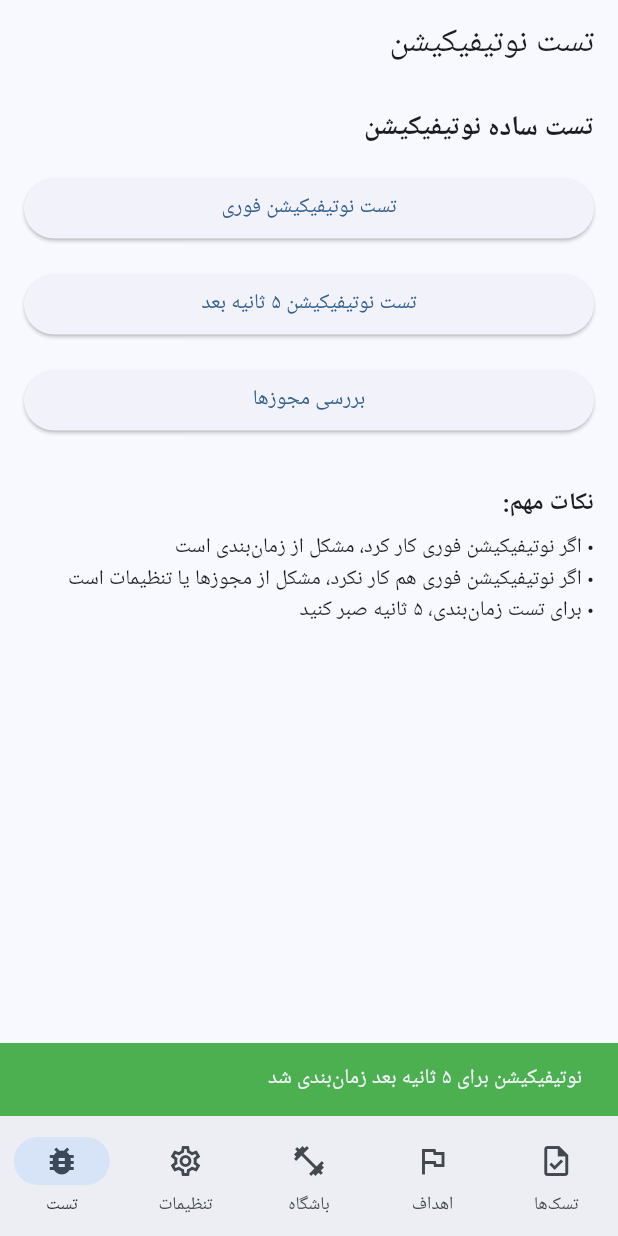
After one commit to pedram-vosooghinia/self-managment-flutter, a Flutter app: the screen it shows after launch, item 5 of the bottom bar chosen, after a tap on "تست نوتیفیکیشن ۵ ثانیه بعد", on a phone screen of 412 x 824 dp. The commit adds this screen. Run offline on Flutter 3.47's test engine with Material 3 defaults, Android fonts, the phone set to English and light mode, and no system bars; our stand-ins replace audioplayers, file_picker, flutter_local_notifications, hive, hive_flutter, permission_handler and 3 more; missing offline and left inert: dart:js_interop, excel; accounts and stored records are empty; statements that could not run were skipped.

Commit message:
fix: alarm test

```diff
--- a/lib/core/services/notification_service.dart
+++ b/lib/core/services/notification_service.dart
@@ -22,6 +22,7 @@ class NotificationService {
   Future<void> initialize() async {
     if (_isInitialized) return;
 
+    try {
       // Initialize timezone with local location
       tz.initializeTimeZones();
       // Set local timezone (you can change this to your timezone, e.g., 'Asia/Tehran')
@@ -41,15 +42,25 @@ class NotificationService {
         iOS: iosSettings,
       );
 
-    await _notifications.initialize(
+      final bool? initialized = await _notifications.initialize(
         initSettings,
         onDidReceiveNotificationResponse: _onNotificationTapped,
       );
 
+      if (initialized == true) {
+        developer.log('Notification service initialized successfully');
+
         // Request necessary permissions
         await requestPermissions();
-
         _isInitialized = true;
+      } else {
+        developer.log('Failed to initialize notification service');
+      }
+    } catch (e) {
+      developer.log('Error initializing notification service: $e');
+      // اگر initialization شکست خورد، سعی کنیم بدون notification service ادامه دهیم
+      _isInitialized = false;
+    }
   }
 
   void _onNotificationTapped(NotificationResponse response) {
@@ -129,6 +140,16 @@ class NotificationService {
     String? soundPath,
     String? reminderId,
   }) async {
+    // بررسی اینکه service initialized شده باشد
+    if (!_isInitialized) {
+      developer.log(
+        'Cannot schedule notification: service not initialized',
+        name: 'NotificationService',
+      );
+      return;
+    }
+
+    try {
       // Ensure permissions are granted
       final hasPermission = await requestPermissions();
       if (!hasPermission) {
@@ -208,9 +229,19 @@ class NotificationService {
         );
       } catch (e) {
         developer.log(
+          'ZonedSchedule failed, trying instant notification: $e',
+          name: 'NotificationService',
+        );
+
+        // اگر zonedSchedule شکست خورد، instant notification نمایش بده
+        await showInstantNotification(id: id, title: title, body: body);
+      }
+    } catch (e) {
+      developer.log(
         'Error scheduling notification: $e',
         name: 'NotificationService',
       );
+      // اگر scheduling شکست خورد، برنامه crash نکنه
     }
   }
 
--- a/lib/main.dart
+++ b/lib/main.dart
@@ -36,13 +36,19 @@ void main() async {
   await HiveService.initialize();
 
   // راه‌اندازی سرویس نوتیفیکیشن و آلارم
-  await NotificationService().initialize();
+  try {
+    await NotificationService().initialize();
+    debugPrint('سرویس نوتیفیکیشن با موفقیت راه‌اندازی شد');
+  } catch (e) {
+    debugPrint('خطا در راه‌اندازی سرویس نوتیفیکیشن: $e');
+  }
 
   // بازنشانی همه آلارم‌های فعال (مهم برای بعد از ری‌استارت گوشی)
   // این کد تضمین می‌کند که آلارم‌ها بعد از خاموش و روشن شدن گوشی حفظ شوند
   try {
     final reminderRepository = ReminderRepository();
     await reminderRepository.rescheduleAllActiveReminders();
+    debugPrint('آلارم‌های فعال با موفقیت بازنشانی شدند');
   } catch (e) {
     debugPrint('خطا در بازنشانی آلارم‌ها در زمان شروع برنامه: $e');
   }
--- /dev/null
+++ b/lib/presentation/screens/debug/notification_test_screen.dart
@@ -0,0 +1,116 @@
+import 'package:flutter/material.dart';
+import '../../../core/services/notification_service.dart';
+
+class NotificationTestScreen extends StatefulWidget {
+  const NotificationTestScreen({super.key});
+
+  @override
+  State<NotificationTestScreen> createState() => _NotificationTestScreenState();
+}
+
+class _NotificationTestScreenState extends State<NotificationTestScreen> {
+  final NotificationService _notificationService = NotificationService();
+
+  @override
+  Widget build(BuildContext context) {
+    return Scaffold(
+      appBar: AppBar(title: const Text('تست نوتیفیکیشن')),
+      body: Padding(
+        padding: const EdgeInsets.all(16.0),
+        child: Column(
+          crossAxisAlignment: CrossAxisAlignment.stretch,
+          children: [
+            const Text(
+              'تست ساده نوتیفیکیشن',
+              style: TextStyle(fontSize: 18, fontWeight: FontWeight.bold),
+            ),
+            const SizedBox(height: 16),
+
+            // تست Instant Notification
+            ElevatedButton(
+              onPressed: () async {
+                try {
+                  await _notificationService.showInstantNotification(
+                    id: 1,
+                    title: 'تست فوری',
+                    body: 'این یک نوتیفیکیشن فوری است',
+                  );
+                  _showMessage('نوتیفیکیشن فوری ارسال شد');
+                } catch (e) {
+                  _showError('خطا در ارسال نوتیفیکیشن فوری: $e');
+                }
+              },
+              child: const Text('تست نوتیفیکیشن فوری'),
+            ),
+
+            const SizedBox(height: 16),
+
+            // تست Scheduled Notification
+            ElevatedButton(
+              onPressed: () async {
+                try {
+                  final testTime = DateTime.now().add(
+                    const Duration(seconds: 5),
+                  );
+                  await _notificationService.scheduleNotification(
+                    id: 2,
+                    title: 'تست زمان‌بندی شده',
+                    body: 'این نوتیفیکیشن بعد از ۵ ثانیه نمایش داده می‌شود',
+                    scheduledDateTime: testTime,
+                  );
+                  _showMessage('نوتیفیکیشن برای ۵ ثانیه بعد زمان‌بندی شد');
+                } catch (e) {
+                  _showError('خطا در زمان‌بندی نوتیفیکیشن: $e');
+                }
+              },
+              child: const Text('تست نوتیفیکیشن ۵ ثانیه بعد'),
+            ),
+
+            const SizedBox(height: 16),
+
+            // تست Permissions
+            ElevatedButton(
+              onPressed: () async {
+                try {
+                  final hasPermission = await _notificationService
+                      .requestPermissions();
+                  _showMessage(
+                    'مجوزها: ${hasPermission ? "اعطا شده" : "رد شده"}',
+                  );
+                } catch (e) {
+                  _showError('خطا در بررسی مجوزها: $e');
+                }
+              },
+              child: const Text('بررسی مجوزها'),
+            ),
+
+            const SizedBox(height: 32),
+
+            const Text(
+              'نکات مهم:',
+              style: TextStyle(fontSize: 16, fontWeight: FontWeight.bold),
+            ),
+            const SizedBox(height: 8),
+            const Text('• اگر نوتیفیکیشن فوری کار کرد، مشکل از زمان‌بندی است'),
+            const Text(
+              '• اگر نوتیفیکیشن فوری هم کار نکرد، مشکل از مجوزها یا تنظیمات است',
+            ),
+            const Text('• برای تست زمان‌بندی، ۵ ثانیه صبر کنید'),
+          ],
+        ),
+      ),
+    );
+  }
+
+  void _showMessage(String message) {
+    ScaffoldMessenger.of(context).showSnackBar(
+      SnackBar(content: Text(message), backgroundColor: Colors.green),
+    );
+  }
+
+  void _showError(String error) {
+    ScaffoldMessenger.of(
+      context,
+    ).showSnackBar(SnackBar(content: Text(error), backgroundColor: Colors.red));
+  }
+}
--- a/lib/presentation/screens/home_screen.dart
+++ b/lib/presentation/screens/home_screen.dart
@@ -8,6 +8,7 @@ import 'tasks/tasks_screen.dart';
 import 'goals/goals_screen.dart';
 import 'workouts/workouts_screen.dart';
 import 'settings/settings_screen.dart';
+import 'debug/notification_test_screen.dart';
 
 /// صفحه اصلی برنامه که شامل نوار ناوبری پایین و مدیریت صفحات مختلف است
 class HomeScreen extends StatefulWidget {
@@ -28,6 +29,7 @@ class _HomeScreenState extends State<HomeScreen> {
     const GoalsScreen(), // صفحه اهداف
     const WorkoutsScreen(), // صفحه تمرینات ورزشی
     const SettingsScreen(), // صفحه تنظیمات
+    const NotificationTestScreen(), // صفحه تست نوتیفیکیشن
   ];
 
   @override
@@ -84,6 +86,12 @@ class _HomeScreenState extends State<HomeScreen> {
             selectedIcon: Icon(Icons.settings),
             label: 'تنظیمات',
           ),
+          // آیتم تست نوتیفیکیشن
+          NavigationDestination(
+            icon: Icon(Icons.bug_report_outlined),
+            selectedIcon: Icon(Icons.bug_report),
+            label: 'تست',
+          ),
         ],
       ),
     );
```
Lines whose indentation alone changed are shown as unchanged.
